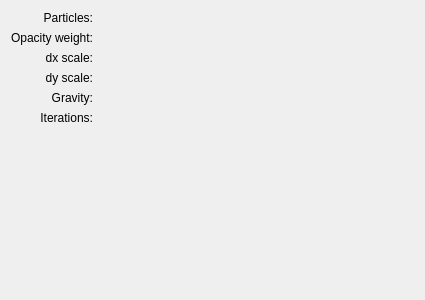
Qt form plugins/paintops/particle/wdgparticleoptions.ui (KDE/krita) before a commit.
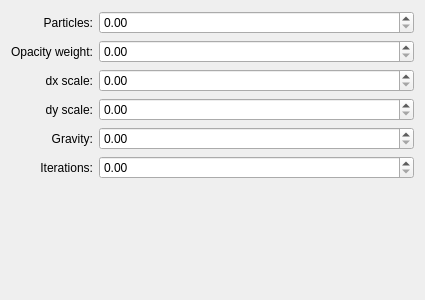
The same form after that commit. Custom widgets are drawn as their Qt base class.

Commit message:
ui: Fix Designer not rendering KisDoubleSliderSpinBox as QDoubleSpinBox
Part-of: <https://invent.kde.org/graphics/krita/-/merge_requests/1742>

Diff of the .ui file:
```diff
--- a/plugins/paintops/particle/wdgparticleoptions.ui
+++ b/plugins/paintops/particle/wdgparticleoptions.ui
@@ -165,7 +165,7 @@
  <customwidgets>
   <customwidget>
    <class>KisDoubleSliderSpinBox</class>
-   <extends>QWidget</extends>
+   <extends>QDoubleSpinBox</extends>
    <header>kis_slider_spin_box.h</header>
    <container>1</container>
   </customwidget>
```
The commit also changes 54 other files.
